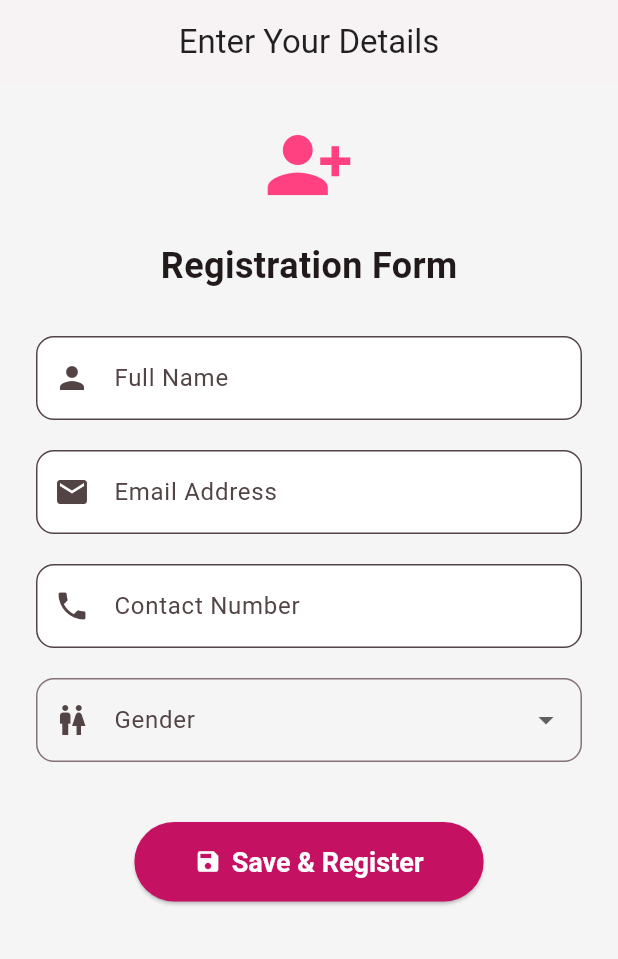
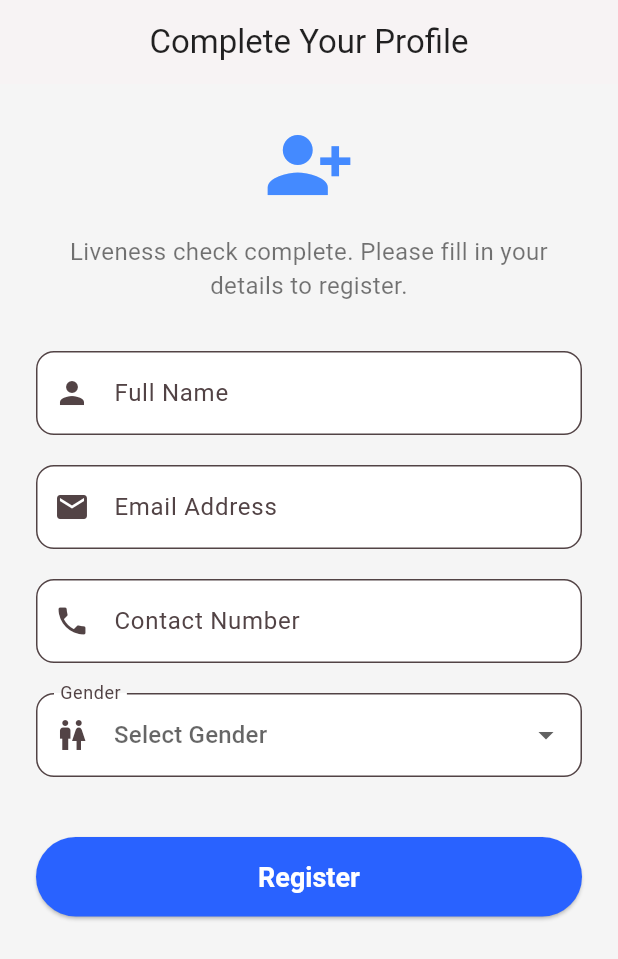
Before and after one commit to saifsiddiquee/flutter-face-liveness, a Flutter app: the RegistrationPage screen opened directly with empty values, on a phone screen of 412 x 824 dp. Shown: the top 959 px of the screen. Run offline on Flutter 3.47's test engine with Material 3 defaults, Android fonts, the phone set to English and light mode, and no system bars; our stand-ins replace camera, hive, hive_flutter, permission_handler; missing offline and left inert: google_mlkit_face_detection, tflite_flutter; accounts and stored records are empty.

```diff
--- a/lib/registration_page.dart
+++ b/lib/registration_page.dart
@@ -1,10 +1,9 @@
 import 'package:flutter/material.dart';
-import 'package:hive/hive.dart';
 import 'package:liveness_app/home_page.dart';
 import 'package:liveness_app/models/user_profile.dart';
+import 'package:liveness_app/services/database_service.dart';
 
 class RegistrationPage extends StatefulWidget {
-  // We now accept the face embedding from the camera page
   final List<double> faceEmbedding;
 
   const RegistrationPage({super.key, required this.faceEmbedding});
@@ -21,12 +20,54 @@ class _RegistrationPageState extends State<RegistrationPage> {
   String? _selectedGender;
   bool _isLoading = false;
 
-  late final Box<UserProfile> _userBox;
+  final DatabaseService _databaseService = DatabaseService();
 
-  @override
-  void initState() {
-    super.initState();
-    _userBox = Hive.box<UserProfile>('userBox');
+  Future<void> _registerUser() async {
+    if (_formKey.currentState!.validate()) {
+      setState(() {
+        _isLoading = true;
+      });
+
+      try {
+        final newUser = UserProfile(
+          name: _nameController.text,
+          email: _emailController.text,
+          gender: _selectedGender!,
+          contactNumber: _contactController.text,
+          faceEmbedding: widget.faceEmbedding,
+        );
+
+        // Save to Hive
+        await _databaseService.saveUser(newUser);
+
+        if (mounted) {
+          ScaffoldMessenger.of(context).showSnackBar(
+            const SnackBar(
+              content: Text('Registration Successful!'),
+              backgroundColor: Colors.green,
+            ),
+          );
+
+          // Navigate to home page and clear the stack
+          Navigator.of(context).pushAndRemoveUntil(
+            MaterialPageRoute(builder: (context) => const HomePage()),
+            (Route<dynamic> route) => false,
+          );
+        }
+      } catch (e) {
+        setState(() {
+          _isLoading = false;
+        });
+        if (mounted) {
+          ScaffoldMessenger.of(context).showSnackBar(
+            SnackBar(
+              content: Text('Registration Failed: $e'),
+              backgroundColor: Colors.redAccent,
+            ),
+          );
+        }
+      }
+    }
   }
 
   @override
@@ -37,96 +78,36 @@ class _RegistrationPageState extends State<RegistrationPage> {
     super.dispose();
   }
 
-  Future<void> _onSave() async {
-    // 1. Validate the form
-    if (!_formKey.currentState!.validate()) {
-      return;
-    }
-
-    setState(() {
-      _isLoading = true;
-    });
-
-    // 2. Create the UserProfile object
-    final newUser = UserProfile(
-      name: _nameController.text,
-      email: _emailController.text,
-      gender: _selectedGender!,
-      contactNumber: _contactController.text,
-      faceEmbedding: widget.faceEmbedding,
-    );
-
-    // 3. Save to Hive. We will use the email as a unique key for simplicity
-    // This also handles updates if the email already exists.
-    try {
-      await _userBox.put(newUser.email, newUser);
-
-      if (mounted) {
-        ScaffoldMessenger.of(context).showSnackBar(
-          const SnackBar(
-            content: Text('Registration Successful!'),
-            backgroundColor: Colors.green,
-          ),
-        );
-
-        // 4. Navigate back to Home Page
-        Navigator.of(context).pushAndRemoveUntil(
-          MaterialPageRoute(builder: (context) => const HomePage()),
-          (route) => false, // Remove all previous routes
-        );
-      }
-    } catch (e) {
-      debugPrint('Failed to save user: $e');
-      if (mounted) {
-        ScaffoldMessenger.of(context).showSnackBar(
-          SnackBar(
-            content: Text('Failed to save data: $e'),
-            backgroundColor: Colors.redAccent,
-          ),
-        );
-      }
-    } finally {
-      if (mounted) {
-        setState(() {
-          _isLoading = false;
-        });
-      }
-    }
-  }
-
   @override
   Widget build(BuildContext context) {
     return Scaffold(
-      appBar: AppBar(
-        title: const Text('Enter Your Details'),
-        automaticallyImplyLeading: false,
-      ),
+      appBar: AppBar(title: const Text('Complete Your Profile')),
       body: SingleChildScrollView(
         child: Padding(
           padding: const EdgeInsets.all(24.0),
           child: Form(
             key: _formKey,
             child: Column(
-              mainAxisAlignment: MainAxisAlignment.center,
+              crossAxisAlignment: CrossAxisAlignment.stretch,
               children: [
                 const Icon(
                   Icons.person_add_alt_1,
                   size: 60,
-                  color: Colors.pinkAccent,
+                  color: Colors.blueAccent,
                 ),
-                const SizedBox(height: 20),
+                const SizedBox(height: 16),
                 const Text(
-                  'Registration Form',
-                  style: TextStyle(fontSize: 24, fontWeight: FontWeight.bold),
+                  'Liveness check complete. Please fill in your details to register.',
+                  textAlign: TextAlign.center,
+                  style: TextStyle(fontSize: 16, color: Colors.black54),
                 ),
-                const SizedBox(height: 30),
+                const SizedBox(height: 32),
                 _buildTextFormField(
                   controller: _nameController,
                   labelText: 'Full Name',
                   icon: Icons.person,
-                  validator: (value) => value == null || value.isEmpty
-                      ? 'Please enter a name'
-                      : null,
+                  validator: (value) =>
+                      value!.isEmpty ? 'Please enter your name' : null,
                 ),
                 const SizedBox(height: 20),
                 _buildTextFormField(
@@ -135,8 +116,8 @@ class _RegistrationPageState extends State<RegistrationPage> {
                   icon: Icons.email,
                   keyboardType: TextInputType.emailAddress,
                   validator: (value) {
-                    if (value == null || value.isEmpty) {
-                      return 'Please enter an email';
+                    if (value!.isEmpty) {
+                      return 'Please enter your email';
                     }
                     if (!RegExp(r'\S+@\S+\.\S+').hasMatch(value)) {
                       return 'Please enter a valid email';
@@ -150,50 +131,21 @@ class _RegistrationPageState extends State<RegistrationPage> {
                   labelText: 'Contact Number',
                   icon: Icons.phone,
                   keyboardType: TextInputType.phone,
-                  validator: (value) => value == null || value.isEmpty
-                      ? 'Please enter a number'
+                  validator: (value) => value!.isEmpty
+                      ? 'Please enter your contact number'
                       : null,
                 ),
                 const SizedBox(height: 20),
-                DropdownButtonFormField<String>(
-                  value: _selectedGender,
-                  decoration: const InputDecoration(
-                    labelText: 'Gender',
-                    prefixIcon: Icon(Icons.wc),
-                    border: OutlineInputBorder(
-                      borderRadius: BorderRadius.all(Radius.circular(12)),
-                    ),
-                  ),
-                  items: ['Male', 'Female', 'Other']
-                      .map(
-                        (gender) => DropdownMenuItem(
-                          value: gender,
-                          child: Text(gender),
-                        ),
-                      )
-                      .toList(),
-                  onChanged: (value) {
-                    setState(() {
-                      _selectedGender = value;
-                    });
-                  },
-                  validator: (value) =>
-                      value == null ? 'Please select a gender' : null,
-                ),
+                _buildGenderDropdown(),
                 const SizedBox(height: 40),
                 _isLoading
-                    ? const CircularProgressIndicator()
-                    : ElevatedButton.icon(
-                        onPressed: _onSave,
-                        icon: const Icon(Icons.save),
-                        label: const Text('Save & Register'),
+                    ? const Center(child: CircularProgressIndicator())
+                    : ElevatedButton(
+                        onPressed: _registerUser,
                         style: ElevatedButton.styleFrom(
-                          backgroundColor: Colors.pinkAccent.shade700,
+                          backgroundColor: Colors.blueAccent.shade700,
                           foregroundColor: Colors.white,
-                          padding: const EdgeInsets.symmetric(
-                            horizontal: 40,
-                            vertical: 16,
-                          ),
+                          padding: const EdgeInsets.symmetric(vertical: 16),
                           textStyle: const TextStyle(
                             fontSize: 18,
                             fontWeight: FontWeight.bold,
@@ -202,6 +154,7 @@ class _RegistrationPageState extends State<RegistrationPage> {
                             borderRadius: BorderRadius.circular(30),
                           ),
                         ),
+                        child: const Text('Register'),
                       ),
               ],
             ),
@@ -216,22 +169,42 @@ class _RegistrationPageState extends State<RegistrationPage> {
     required String labelText,
     required IconData icon,
     TextInputType keyboardType = TextInputType.text,
-    String? Function(String?)? validator,
+    required String? Function(String?) validator,
   }) {
     return TextFormField(
       controller: controller,
       decoration: InputDecoration(
         labelText: labelText,
         prefixIcon: Icon(icon),
-        border: const OutlineInputBorder(
-          borderRadius: BorderRadius.all(Radius.circular(12)),
-        ),
+        border: OutlineInputBorder(borderRadius: BorderRadius.circular(12)),
         filled: true,
         fillColor: Colors.white,
       ),
       keyboardType: keyboardType,
       validator: validator,
-      autovalidateMode: AutovalidateMode.onUserInteraction,
+    );
+  }
+
+  Widget _buildGenderDropdown() {
+    return DropdownButtonFormField<String>(
+      decoration: InputDecoration(
+        labelText: 'Gender',
+        prefixIcon: const Icon(Icons.wc),
+        border: OutlineInputBorder(borderRadius: BorderRadius.circular(12)),
+        filled: true,
+        fillColor: Colors.white,
+      ),
+      initialValue: _selectedGender,
+      hint: const Text('Select Gender'),
+      items: ['Male', 'Female', 'Other', 'Prefer not to say']
+          .map((gender) => DropdownMenuItem(value: gender, child: Text(gender)))
+          .toList(),
+      onChanged: (value) {
+        setState(() {
+          _selectedGender = value;
+        });
+      },
+      validator: (value) => value == null ? 'Please select a gender' : null,
     );
   }
 }
```
Also changed, not shown: lib/camera_page.dart (+25 -4 lines), lib/home_page.dart (+21 -3 lines), lib/profile_page.dart (added, +133 -0 lines), lib/services/database_service.dart (added, +81 -0 lines).
